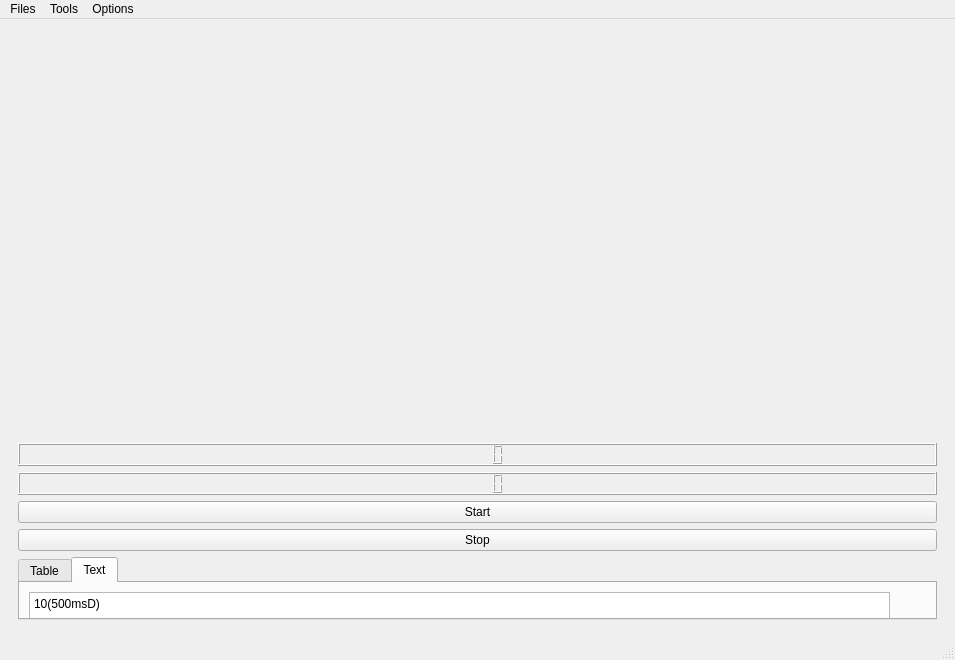
ILikeNickelback/JTS-Control-Interface, file JTS_Interface/JTS_Designer.ui: the form before one commit.
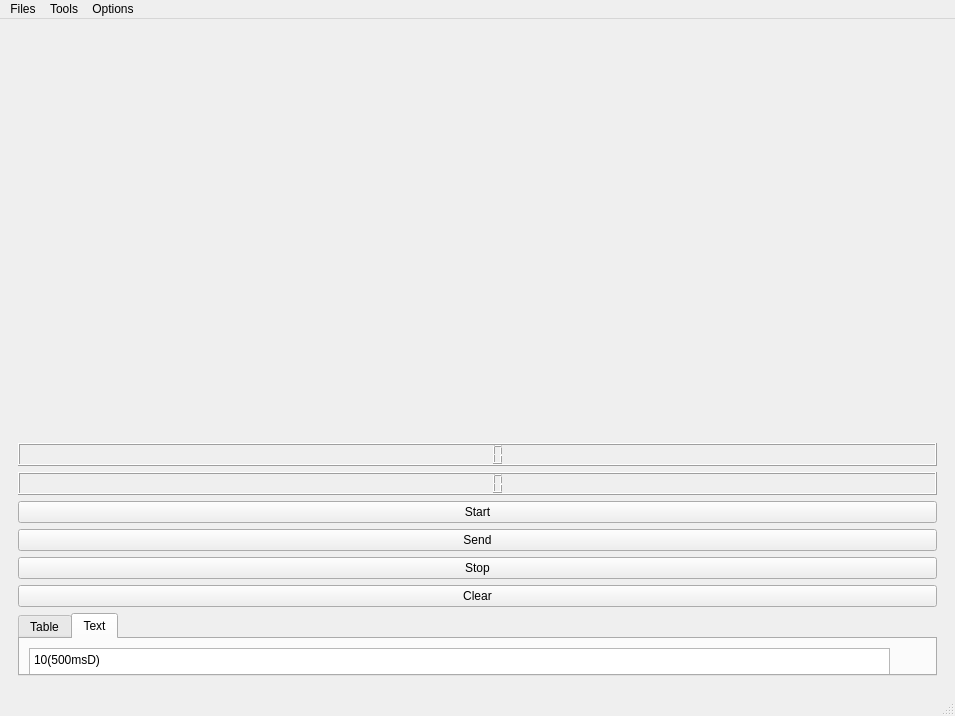
The form after the commit.

Patch:
```diff
--- a/JTS_Interface/JTS_Designer.ui
+++ b/JTS_Interface/JTS_Designer.ui
@@ -13,7 +13,7 @@
     <x>0</x>
     <y>0</y>
     <width>955</width>
-    <height>660</height>
+    <height>689</height>
    </rect>
   </property>
   <property name="windowTitle">
@@ -48,12 +48,26 @@
         </widget>
        </item>
        <item>
-        <widget class="QPushButton" name="pushButton">
+        <widget class="QPushButton" name="send_button">
+         <property name="text">
+          <string>Send</string>
+         </property>
+        </widget>
+       </item>
+       <item>
+        <widget class="QPushButton" name="stop_button">
          <property name="text">
           <string>Stop</string>
          </property>
         </widget>
        </item>
+       <item>
+        <widget class="QPushButton" name="clear_button">
+         <property name="text">
+          <string>Clear</string>
+         </property>
+        </widget>
+       </item>
        <item>
         <widget class="QTabWidget" name="tabWidget">
          <property name="sizePolicy">
```
Left out of the diff: 2 changed lines with no effect on the pictures.
